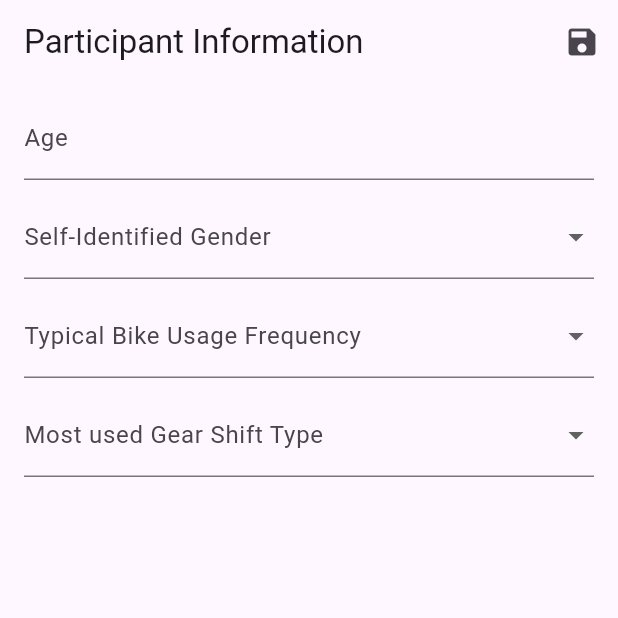
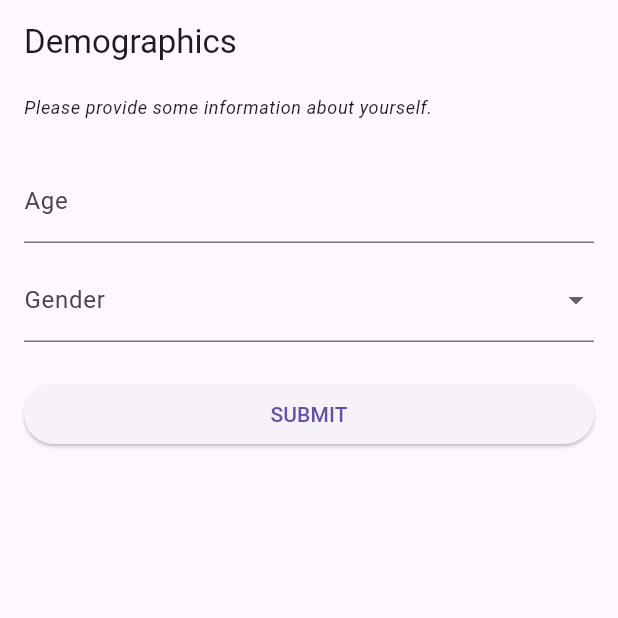
Before and after one commit to 30350n/likertshift, a Flutter app: the screen it shows after launch, on a phone screen of 412 x 824 dp, the top half of it. Run offline on Flutter 3.47's test engine with Material 3 defaults, Android fonts, the phone set to English and light mode, and no system bars; drawn by our look-alikes of flutter_form_builder; our stand-ins replace adaptive_theme, flutter_blue_plus, flutter_map, flutter_translate, form_builder_validators, geolocator and 2 more; missing offline and left inert: flutter_map_compass, record; statements that could not run were skipped.

Commit message:
Implement json forms, Replace demographics with json form

```diff
--- a/app/lib/demographics.dart
+++ /dev/null
@@ -1,225 +0,0 @@
-import "dart:convert";
-import "dart:io";
-
-import "package:flutter/foundation.dart";
-import "package:flutter/material.dart";
-
-import "package:flutter_form_builder/flutter_form_builder.dart";
-import "package:form_builder_validators/form_builder_validators.dart";
-import "package:provider/provider.dart";
-
-import "package:likertshift/util.dart";
-
-enum Gender {
-  male,
-  female,
-  other;
-
-  static Gender? fromString(String string) =>
-      Gender.values.firstWhere((gender) => gender.name == string);
-}
-
-enum BikeUsageFrequency {
-  daily(description: "Multiple Times per Day"),
-  weekly(description: "Multiple Times per Week"),
-  monthly(description: "Multiple Times per Month"),
-  yearly(description: "Multiple Times per Year");
-
-  final String description;
-  const BikeUsageFrequency({required this.description});
-
-  static BikeUsageFrequency fromString(String string) =>
-      BikeUsageFrequency.values.firstWhere((usageFrequency) => usageFrequency.name == string);
-}
-
-enum BikeShiftType {
-  twist(description: "Twist Shift"),
-  lever(description: "Lever Shift"),
-  brake(description: "Brake Shift"),
-  other(description: "Other"),
-  none(description: "None");
-
-  final String description;
-  const BikeShiftType({required this.description});
-
-  static BikeShiftType fromString(String string) =>
-      BikeShiftType.values.firstWhere((bikeShiftType) => bikeShiftType.name == string);
-}
-
-class DemographicsModel with ChangeNotifier {
-  String _id = shortHash(DateTime.now());
-
-  int? _age;
-  int? get age => _age;
-
-  Gender? _gender;
-  Gender? get gender => _gender;
-
-  String? _genderCustom;
-  String? get genderCustom => _genderCustom;
-
-  BikeUsageFrequency? _bikeUsageFrequency;
-  BikeUsageFrequency? get bikeUsageFrequency => _bikeUsageFrequency;
-
-  BikeShiftType? _bikeShiftType;
-  BikeShiftType? get bikeShiftType => _bikeShiftType;
-
-  static Future<DemographicsModel> create() async {
-    final model = DemographicsModel();
-    await model.load();
-    return model;
-  }
-
-  void setFromForm(FormBuilderState state) {
-    _age = int.tryParse(state.fields["age"]?.value);
-    _gender = state.fields["gender"]?.value;
-    _genderCustom = state.fields["genderCustom"]?.value;
-    _bikeUsageFrequency = state.fields["bikeUsageFrequency"]?.value;
-    _bikeShiftType = state.fields["bikeShiftType"]?.value;
-    save();
-    notifyListeners();
-  }
-
-  bool isValid() {
-    return [age, gender, bikeShiftType].every((value) => value != null);
-  }
-
-  Future<File> get _file async {
-    final directory = await getStorageDirectory();
-    return File("${directory.path}/demographics.json");
-  }
-
-  Future<File> save() async {
-    final file = await _file;
-    return file.writeAsString(
-      jsonEncode({
-        "id": _id,
-        "age": age,
-        "gender": gender == Gender.other ? genderCustom?.toLowerCase() : gender?.name,
-        "bike_usage_frequency": bikeUsageFrequency?.name,
-        "bike_shift_type": bikeShiftType?.name,
-      }),
-    );
-  }
-
-  Future<void> load() async {
-    final file = await _file;
-
-    if (!await file.exists()) {
-      return;
-    }
-
-    final data = jsonDecode(await file.readAsString()) as Map;
-
-    _id = data["id"] ?? _id;
-    _age = data["age"] ?? _age;
-    final gender = data["gender"];
-    if (gender != null) {
-      if (Gender.values.map((v) => v.name).contains(gender) && gender != "other") {
-        _gender = Gender.fromString(gender);
-        _genderCustom = null;
-      } else {
-        _gender = Gender.other;
-        _genderCustom = gender;
-      }
-    }
-    _bikeUsageFrequency = BikeUsageFrequency.fromString(data["bike_usage_frequency"]);
-    _bikeShiftType = BikeShiftType.fromString(data["bike_shift_type"]);
-
-    notifyListeners();
-  }
-}
-
-class Demographics extends StatefulWidget {
-  const Demographics({super.key});
-
-  @override
-  State<Demographics> createState() => _DemographicsState();
-}
-
-class _DemographicsState extends State<Demographics> {
-  final _formKey = GlobalKey<FormBuilderState>();
-
-  bool showGenderInput = false;
-
-  @override
-  Widget build(BuildContext context) {
-    return Scaffold(
-      appBar: AppBar(
-        title: const Text("Participant Information"),
-        actions: [
-          IconButton(
-            onPressed: () {
-              final currentState = _formKey.currentState;
-              if (currentState?.validate() ?? false) {
-                final model = context.read<DemographicsModel>();
-                model.setFromForm(currentState!);
-              }
-            },
-            icon: const Icon(Icons.save),
-          ),
-        ],
-      ),
-      body: FormListView(
-        formKey: _formKey,
-        children: [
-          FormBuilderTextField(
-            name: "age",
-            decoration: const InputDecoration(label: Text("Age")),
-            validator: FormBuilderValidators.numeric(),
-            keyboardType: TextInputType.number,
-          ),
-          FormBuilderDropdown(
-            name: "gender",
-            decoration: const InputDecoration(label: Text("Self-Identified Gender")),
-            validator: FormBuilderValidators.required(),
-            items: Gender.values
-                .map(
-                  (gender) => DropdownMenuItem(
-                    value: gender,
-                    child: Text(gender.name.capitalize()),
-                  ),
-                )
-                .toList(),
-            onChanged: (value) {
-              setState(() {
-                showGenderInput = value == Gender.other;
-              });
-            },
-          ),
-          if (showGenderInput)
-            FormBuilderTextField(
-              name: "genderCustom",
-              decoration: const InputDecoration(label: Text("Other Gender")),
-            ),
-          FormBuilderDropdown(
-            name: "bikeUsageFrequency",
-            decoration: const InputDecoration(label: Text("Typical Bike Usage Frequency")),
-            validator: FormBuilderValidators.required(),
-            items: BikeUsageFrequency.values
-                .map(
-                  (usage) => DropdownMenuItem(
-                    value: usage,
-                    child: Text(usage.description),
-                  ),
-                )
-                .toList(),
-          ),
-          FormBuilderDropdown(
-            name: "bikeShiftType",
-            decoration: const InputDecoration(label: Text("Most used Gear Shift Type")),
-            validator: FormBuilderValidators.required(),
-            items: BikeShiftType.values
-                .map(
-                  (shiftType) => DropdownMenuItem(
-                    value: shiftType,
-                    child: Text(shiftType.description),
-                  ),
-                )
-                .toList(),
-          ),
-        ],
-      ),
-    );
-  }
-}
--- /dev/null
+++ b/app/lib/forms.dart
@@ -0,0 +1,253 @@
+import "dart:convert";
+import "dart:io";
+
+import "package:flutter/material.dart";
+
+import "package:flutter_form_builder/flutter_form_builder.dart";
+import "package:flutter_translate/flutter_translate.dart" as translations;
+
+import "package:likertshift/util.dart";
+
+class JsonForm extends StatefulWidget {
+  final String name;
+  final String? prefix;
+  final String? suffix;
+  const JsonForm(this.name, {super.key, this.prefix, this.suffix});
+
+  @override
+  State<JsonForm> createState() => _JsonFormState();
+}
+
+class _JsonFormState extends State<JsonForm> {
+  final _formKey = GlobalKey<FormBuilderState>();
+
+  static const encoder = JsonEncoder.withIndent("    ");
+
+  @override
+  Widget build(BuildContext context) {
+    final assets = DefaultAssetBundle.of(context);
+
+    return FutureBuilder(
+      future: assets.loadString("assets/forms/${widget.name}.json"),
+      builder: (context, asset) {
+        if (!asset.hasData) {
+          return Container();
+        }
+
+        final form = json.decode(asset.data!);
+        final formId = form["id"] as String;
+        final formTitle = translate(form["title"] as String);
+        final formNote = (form["note"] as String?)?.transformed(translate);
+        final formText = (form["text"] as String?)?.transformed(translate);
+
+        final formFields = [];
+        for (final field in form["fields"] as List<dynamic>) {
+          if (field is! Map<String, dynamic>) {
+            continue;
+          }
+
+          final fieldId = field["id"] as String;
+          final fieldLabel = (field["label"] as String?)?.transformed(translate);
+          final fieldNote = (field["note"] as String?)?.transformed(translate);
+
+          final String fieldType;
+          final fieldTypeBlob = field["fieldType"];
+          if (fieldTypeBlob is String) {
+            fieldType = fieldTypeBlob;
+          } else if (fieldTypeBlob is Map<String, dynamic>) {
+            fieldType = fieldTypeBlob["type"] as String;
+          } else {
+            continue;
+          }
+
+          final dynamic formField;
+          switch (fieldType) {
+            case "Int":
+              formField = IntField(id: fieldId, label: fieldLabel, note: fieldNote);
+            case "Enum":
+              formField = EnumField(
+                id: fieldId,
+                label: fieldLabel,
+                note: fieldNote,
+                values: (fieldTypeBlob["values"] as List)
+                    .map((value) => translate(value as String))
+                    .toList(),
+              );
+            case "CustomEnum":
+              formField = CustomEnumField(
+                id: fieldId,
+                label: fieldLabel,
+                note: fieldNote,
+                values: (fieldTypeBlob["values"] as List)
+                    .map((value) => translate(value as String))
+                    .toList(),
+                customValue: (fieldTypeBlob["customValue"] as String?)?.transformed(translate),
+                customLabel: (fieldTypeBlob["customLabel"] as String?)?.transformed(translate),
+              );
+            default:
+              continue;
+          }
+          formFields.add(formField);
+        }
+
+        final theme = Theme.of(context);
+
+        return PopScope(
+          canPop: false,
+          child: Scaffold(
+            appBar: AppBar(title: Text(formTitle), automaticallyImplyLeading: false),
+            body: FormListView(
+              formKey: _formKey,
+              children: [
+                if (formNote != null)
+                  Padding(
+                    padding: const EdgeInsets.only(bottom: 16.0),
+                    child: Text(
+                      formNote,
+                      style: theme.textTheme.bodySmall?.copyWith(fontStyle: FontStyle.italic),
+                    ),
+                  ),
+                if (formText != null) Text(formText, style: theme.textTheme.titleMedium),
+                ...formFields,
+                const Padding(
+                  padding: EdgeInsets.symmetric(vertical: 2),
+                ),
+                ElevatedButton(
+                  child: Text(translations.translate("common.submit").toUpperCase()),
+                  onPressed: () async {
+                    final formState = _formKey.currentState;
+                    if (formState == null || !formState.validate()) {
+                      return;
+                    }
+
+                    final prefix = widget.prefix == null ? "" : "${widget.prefix}_";
+                    final suffix = widget.suffix == null ? "" : "_${widget.suffix}";
+                    final directory = await getStorageDirectory();
+                    final file = File("${directory.path}/$prefix$formId$suffix.json");
+
+                    await file.writeAsString(
+                      encoder.convert(
+                        formState.fields
+                            .map((fieldId, field) => MapEntry(fieldId, field.value)),
+                      ),
+                    );
+
+                    if (context.mounted) {
+                      Navigator.of(context).pop();
+                    }
+                  },
+                ),
+              ],
+            ),
+          ),
+        );
+      },
+    );
+  }
+
+  final translateRegex = RegExp(r"translate\('(.*)'\)");
+  String translate(String string) {
+    return string.replaceAllMapped(
+      translateRegex,
+      (match) => translations.translate(match.group(1)!),
+    );
+  }
+}
+
+class IntField extends StatelessWidget {
+  final String id;
+  final String? label;
+  final String? note;
+
+  const IntField({super.key, required this.id, this.label, this.note});
+
+  @override
+  Widget build(BuildContext context) {
+    return FormBuilderTextField(
+      name: id,
+      decoration: InputDecoration(label: Text(label ?? ""), hintText: note),
+      keyboardType: TextInputType.number,
+    );
+  }
+}
+
+class EnumField extends StatelessWidget {
+  final String id;
+  final String? label;
+  final String? note;
+  final List<String> values;
+  final void Function(String?)? onChanged;
+
+  const EnumField({
+    super.key,
+    required this.id,
+    this.label,
+    this.note,
+    required this.values,
+    this.onChanged,
+  });
+
+  @override
+  Widget build(BuildContext context) {
+    return FormBuilderDropdown(
+      name: id,
+      decoration: InputDecoration(label: Text(label ?? ""), hintText: note),
+      items: values
+          .map((entry) => DropdownMenuItem(value: entry.toLowerCase(), child: Text(entry)))
+          .toList(),
+      onChanged: onChanged,
+    );
+  }
+}
+
+class CustomEnumField extends StatefulWidget {
+  final String id;
+  final String? label;
+  final String? note;
+  final List<String> values;
+  final String? customLabel;
+  final String? customValue;
+
+  const CustomEnumField({
+    super.key,
+    required this.id,
+    this.label,
+    this.note,
+    required this.values,
+    this.customLabel,
+    this.customValue,
+  });
+
+  @override
+  State<CustomEnumField> createState() => _CustomEnumFieldState();
+}
+
+class _CustomEnumFieldState extends State<CustomEnumField> {
+  bool showCustomInput = false;
+
+  @override
+  Widget build(BuildContext context) {
+    final customLabel = widget.customLabel ?? translations.translate("forms.custom");
+    final customValue = widget.customValue ?? customLabel;
+    return Column(
+      children: [
+        EnumField(
+          id: widget.id,
+          label: widget.label,
+          note: widget.note,
+          values: widget.values + [customValue],
+          onChanged: (value) {
+            setState(() {
+              showCustomInput = value == customValue.toLowerCase();
+            });
+          },
+        ),
+        if (showCustomInput)
+          FormBuilderTextField(
+            name: "${widget.id}_custom",
+            decoration: InputDecoration(label: Text(customLabel)),
+          ),
+      ],
+    );
+  }
+}
--- a/app/lib/home.dart
+++ b/app/lib/home.dart
@@ -2,10 +2,10 @@ import "package:flutter/material.dart";
 import "package:flutter_translate/flutter_translate.dart";
 
 import "package:flutter_blue_plus/flutter_blue_plus.dart";
+import "package:likertshift/forms.dart";
 import "package:provider/provider.dart";
 
 import "package:likertshift/bluetooth.dart";
-import "package:likertshift/demographics.dart";
 import "package:likertshift/recording.dart";
 import "package:likertshift/screens/devices.dart";
 import "package:likertshift/screens/map.dart";
@@ -30,6 +30,16 @@ class HomeState extends State<Home> with SingleTickerProviderStateMixin {
     _animationController = AnimationController(vsync: this, duration: Durations.extralong4);
     _animationController.repeat(reverse: true);
     _glowBreatheAnimation = Tween(begin: 16.0, end: 18.5).animate(_animationController);
+
+    WidgetsBinding.instance.addPostFrameCallback((_) {
+      Navigator.push(
+        context,
+        MaterialPageRoute(
+          builder: (context) => const JsonForm("demographics"),
+          fullscreenDialog: true,
+        ),
+      );
+    });
   }
 
   @override
@@ -40,10 +50,6 @@ class HomeState extends State<Home> with SingleTickerProviderStateMixin {
 
   @override
   Widget build(BuildContext context) {
-    if (!context.watch<DemographicsModel>().isValid()) {
-      return const Demographics();
-    }
-
     final recordingModel = context.watch<RecordingModel>();
 
     return Scaffold(
--- a/app/lib/main.dart
+++ b/app/lib/main.dart
@@ -9,7 +9,6 @@ import "package:provider/provider.dart";
 
 import "package:likertshift/bluetooth.dart";
 import "package:likertshift/colors.dart";
-import "package:likertshift/demographics.dart";
 import "package:likertshift/home.dart";
 import "package:likertshift/location.dart";
 import "package:likertshift/recording.dart";
@@ -32,7 +31,6 @@ void main() async {
       localizationDelegate,
       App(
         bluetoothModel: bluetoothModel,
-        demographicsModel: await DemographicsModel.create(),
         locationModel: locationModel,
         recordingModel: await RecordingModel.create(bluetoothModel, locationModel),
       ),
@@ -46,14 +44,12 @@ void main() async {
 
 class App extends StatelessWidget {
   final BluetoothModel bluetoothModel;
-  final DemographicsModel demographicsModel;
   final RecordingModel recordingModel;
   final LocationModel locationModel;
 
   const App({
     super.key,
     required this.bluetoothModel,
-    required this.demographicsModel,
     required this.locationModel,
     required this.recordingModel,
   });
@@ -87,7 +83,6 @@ class App extends StatelessWidget {
           home: MultiProvider(
             providers: [
               ChangeNotifierProvider(create: (_) => bluetoothModel),
-              ChangeNotifierProvider(create: (_) => demographicsModel),
               ChangeNotifierProvider(create: (_) => locationModel),
               ChangeNotifierProvider(create: (_) => recordingModel),
             ],
--- a/app/lib/screens/settings.dart
+++ b/app/lib/screens/settings.dart
@@ -2,6 +2,7 @@ import "package:flutter/material.dart";
 import "package:flutter_translate/flutter_translate.dart";
 
 import "package:adaptive_theme/adaptive_theme.dart";
+import "package:likertshift/forms.dart";
 
 import "package:likertshift/system_navigation_bar.dart";
 import "package:likertshift/util.dart";
@@ -13,6 +14,7 @@ class SettingsScreen extends StatelessWidget {
   Widget build(BuildContext context) {
     final adaptiveTheme = AdaptiveTheme.of(context);
     final localization = LocalizedApp.of(context).delegate;
+    final theme = Theme.of(context);
 
     return Scaffold(
       appBar:
@@ -62,6 +64,26 @@ class SettingsScreen extends StatelessWidget {
               },
             ),
           ),
+          ListTile(
+            title:
+                Text(translate("settings.debug_forms"), style: theme.textTheme.headlineSmall),
+          ),
+          Padding(
+            padding: const EdgeInsets.symmetric(horizontal: 12),
+            child: ElevatedButton(
+              child: Text(
+                translate("forms.demographics.title"),
+                style: theme.textTheme.titleMedium,
+              ),
+              onPressed: () {
+                Navigator.of(context).push(
+                  MaterialPageRoute(
+                    builder: (context) => const JsonForm("demographics", prefix: "debug"),
+                  ),
+                );
+              },
+            ),
+          ),
         ],
       ),
     );
--- a/app/lib/util.dart
+++ b/app/lib/util.dart
@@ -23,6 +23,10 @@ extension CapitalizeExtension on String {
       return this;
     }
     return this[0].toUpperCase() + substring(1);
+  }
+
+  String transformed(String Function(String) transform) {
+    return transform(this);
   }
 }
 
--- a/app/pubspec.yaml
+++ b/app/pubspec.yaml
@@ -36,5 +36,6 @@ flutter:
   uses-material-design: true
 
   assets:
+    - assets/forms/
     - assets/locales/
     - assets/routes/
```
Also changed, not shown: app/assets/forms/demographics.json (added, +25 -0 lines), app/assets/locales/de.json (+16 -3 lines), app/assets/locales/en.json (+16 -3 lines).
